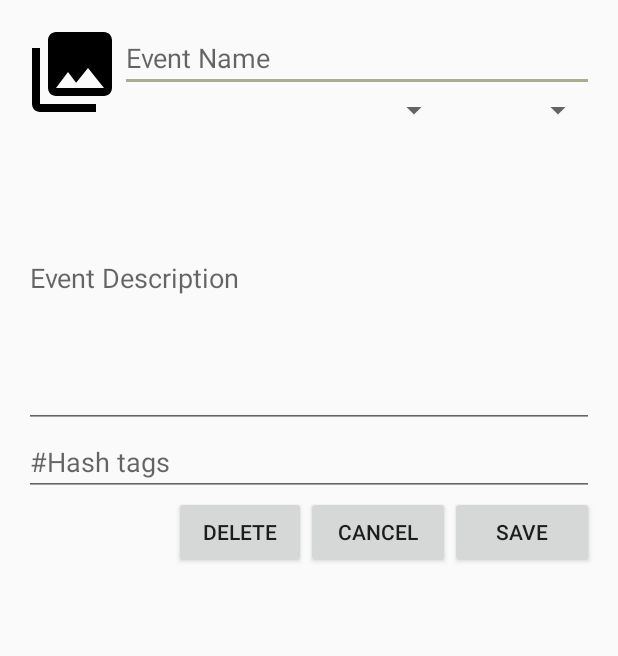
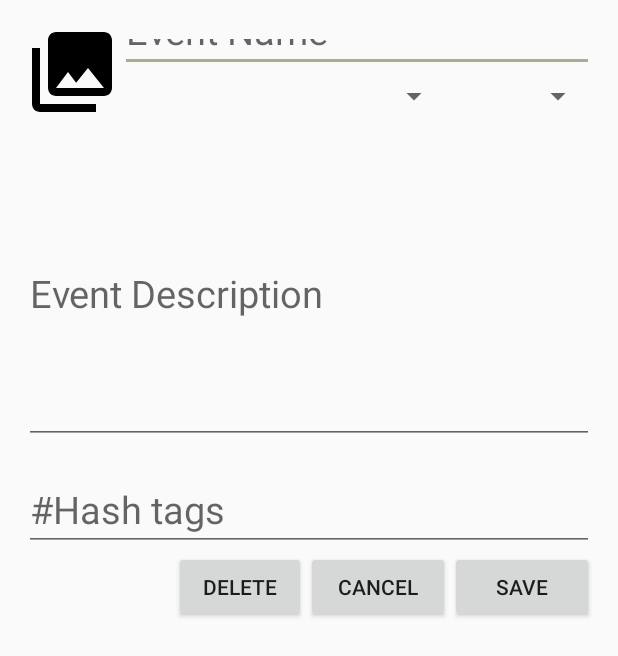
Before and after one commit to cbugtong/OurStory434, an Android app: the layout event_preview.xml on its own in the app's theme, with its tools: preview values and no code run, on a phone screen of 412 x 824 dp. Shown: the top 656 px of the screen. Run offline under Robolectric (Android 15) with nearby library versions, the phone set to English and light mode, and no system bars.

Commit message:
Update event_preview.xml

```diff
--- a/OurStory/app/src/main/res/layout/event_preview.xml
+++ b/OurStory/app/src/main/res/layout/event_preview.xml
@@ -20,7 +20,8 @@
     <EditText
         android:id="@+id/name"
         android:layout_width="match_parent"
-        android:layout_height="wrap_content"
+        android:textSize="25dp"
+        android:layout_height="32dp"
         android:hint="Event Name"
         android:layout_alignParentRight="true"
         android:layout_toRightOf="@id/imageView2"
@@ -28,30 +29,50 @@
     <Spinner
         android:id="@+id/dates"
         android:layout_width="0dp"
-        android:layout_height="wrap_content"
+        android:layout_height="32dp"
         android:layout_below="@id/name"
+        android:layout_alignBottom="@id/imageView2"
         android:layout_toRightOf="@id/imageView2"
         android:layout_toLeftOf="@+id/times" />
     <Spinner
         android:id="@id/times"
         android:layout_width="96dp"
-        android:layout_height="wrap_content"
+        android:layout_height="32dp"
         android:layout_below="@id/name"
         android:layout_alignParentRight="true" />
+
+    <Space
+        android:id="@+id/spacer"
+        android:layout_width="match_parent"
+        android:layout_height="16dp"
+        android:layout_alignParentRight="true"
+        android:layout_alignParentLeft="true"
+        android:layout_below="@+id/imageView2" />
+
     <EditText
         android:id="@+id/Event_Description"
+        android:textSize="25dp"
         android:layout_width="match_parent"
         android:layout_height="200dp"
         android:hint="Event Description"
-        android:layout_below="@+id/dates"
+        android:layout_below="@+id/spacer"
         android:layout_alignParentEnd="true" />
     <EditText
         android:id="@+id/Hash_tags"
+        android:textSize="25dp"
         android:layout_width="match_parent"
         android:layout_height="wrap_content"
         android:hint="#Hash tags"
-        android:layout_below="@+id/Event_Description"
+        android:layout_below="@+id/spacer2"
         android:layout_alignParentEnd="true" />
+    <Space
+        android:id="@+id/spacer2"
+        android:layout_width="match_parent"
+        android:layout_height="16dp"
+        android:layout_alignParentRight="true"
+        android:layout_alignParentLeft="true"
+        android:layout_below="@+id/Event_Description" />
+
     <Button
         android:id="@+id/Save"
         android:layout_width="96dp"
@@ -66,6 +87,7 @@
         android:layout_below="@id/Hash_tags"
         android:layout_toLeftOf="@id/Save"
         android:text="Cancel" />
+
     <Button
         android:id="@+id/Delete"
         android:layout_width="wrap_content"
```
